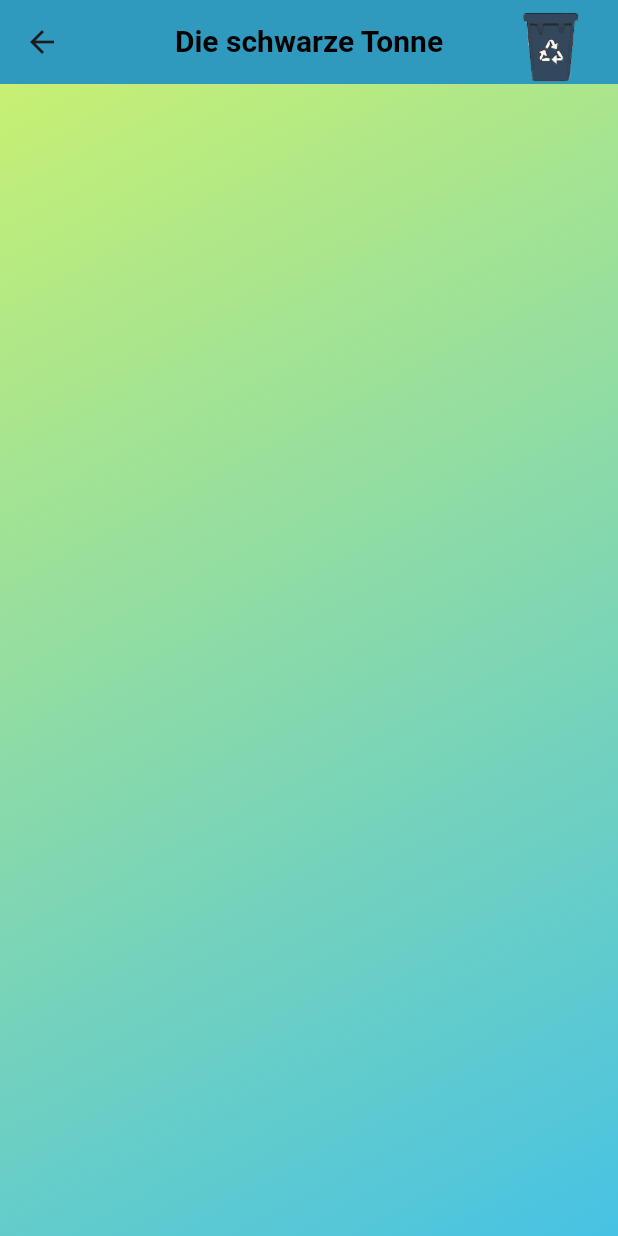
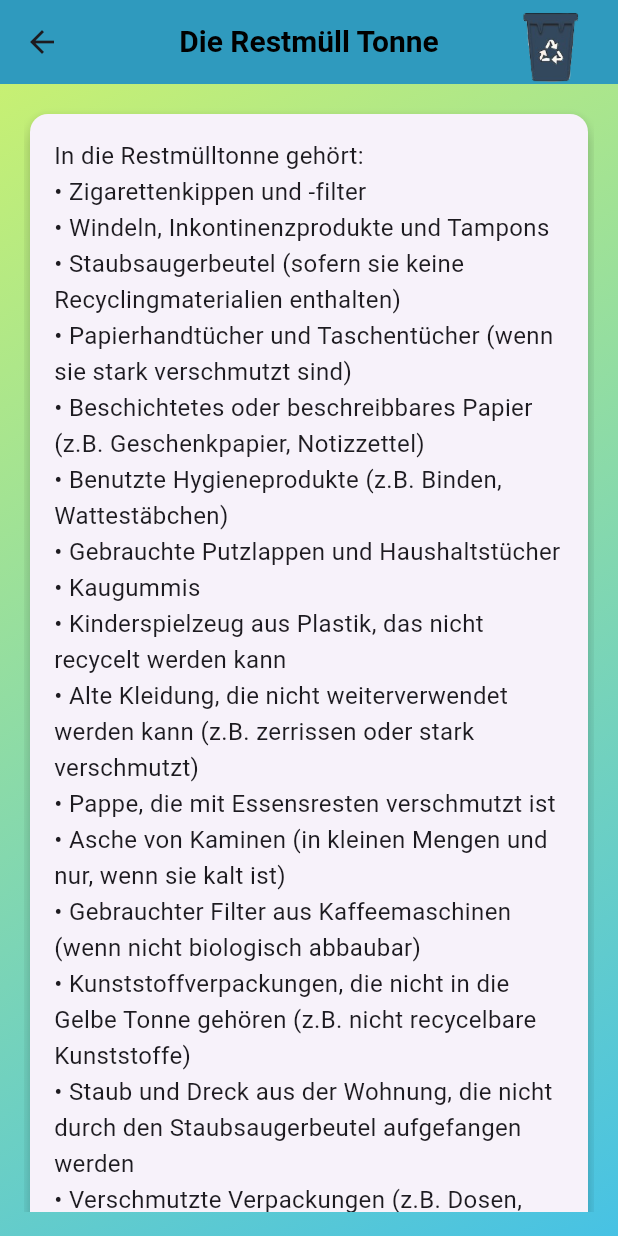
Before and after one commit to AkademieDirk/mamv2, a Flutter app: the BlackCanInformation screen opened directly, on a phone screen of 412 x 824 dp. Run offline on Flutter 3.47's test engine with Material 3 defaults, Android fonts, the phone set to English and light mode, and no system bars; our stand-ins replace animated_text_kit, cached_network_image, csv, firebase_auth, firebase_core, flutter_social_button and 1 more; accounts and stored records are empty; generated files the repository leaves out were written again; Roboto replaces fonts that are missing (Urbanist).

Commit message:
tash Information added to Colors and Provider added

```diff
--- a/lib/features/Muelltrennung/black_can.dart
+++ b/lib/features/Muelltrennung/black_can.dart
@@ -1,25 +1,61 @@
 import 'package:flutter/material.dart';
 import 'package:mamv2/config/themes/themes.dart';
-
+import 'package:mamv2/features/muelltrennung/repositories/recycling_provider.dart';
 import 'package:mamv2/shared/basic_app_bar.dart';
+import 'package:provider/provider.dart';
 
 class BlackCanInformation extends StatelessWidget {
   const BlackCanInformation({super.key});
 
   @override
   Widget build(BuildContext context) {
-    return Scaffold(
-      appBar: const BasicAppBar(
-          title: "Die schwarze Tonne",
+    return ChangeNotifierProvider(
+      create: (_) => RecyclingProvider(),
+      child: Scaffold(
+        appBar: const BasicAppBar(
+          textcolor: Colors.black,
+          title: "Die Restmüll Tonne",
           canColorImagePath:
               "assets/images/TrashCanColor/schwarz_transparent.png",
-          textcolor: Colors.black),
-      body: Container(
+        ),
+        body: Container(
           width: double.infinity,
+          height: double.infinity,
           decoration: background,
-          child: const Column(
-            children: [],
-          )),
+          child: Consumer<RecyclingProvider>(
+            builder: (context, provider, child) {
+              // Hole die Recycling-Texte aus dem Provider
+              List<String> recyclingText = provider.blackRecyclingText;
+
+              // Kombiniere alle Texte der Liste in einem einzigen String
+              String fullText = recyclingText.join("\n");
+
+              return Padding(
+                padding: const EdgeInsets.all(16.0),
+                child: SingleChildScrollView(
+                  child: Card(
+                    elevation: 5,
+                    shape: RoundedRectangleBorder(
+                      borderRadius: BorderRadius.circular(12),
+                    ),
+                    child: Padding(
+                      padding: const EdgeInsets.all(16.0),
+                      child: Text(
+                        fullText, // Der gesamte Text wird in einem einzigen String angezeigt
+                        style: const TextStyle(
+                          fontSize: 16,
+                          fontWeight: FontWeight.normal,
+                          height: 1.5,
+                        ),
+                      ),
+                    ),
+                  ),
+                ),
+              );
+            },
+          ),
+        ),
+      ),
     );
   }
 }
--- /dev/null
+++ b/lib/features/Muelltrennung/repositories/recycling_provider.dart
@@ -0,0 +1,12 @@
+import 'package:flutter/material.dart';
+import 'recycling_repository.dart';
+
+class RecyclingProvider extends ChangeNotifier {
+  final RecyclingRepository _repository = RecyclingRepository();
+
+  // Zugriff auf die Recycling-Texte
+  List<String> get yellowRecyclingText => _repository.getYellowRecyclingText();
+  List<String> get brownRecyclingText => _repository.getBrownRecyclingText();
+  List<String> get blackRecyclingText => _repository.getBlackRecyclingText();
+  List<String> get blueRecyclingText => _repository.getBlueRecyclingText();
+}
--- /dev/null
+++ b/lib/features/Muelltrennung/repositories/recycling_repository.dart
@@ -0,0 +1,93 @@
+class RecyclingRepository {
+  // Diese Methode gibt die Recycling-Texte zurück
+  List<String> getYellowRecyclingText() {
+    return [
+      'In die Gelbe Tonne gehört:',
+      '• Kunststoffverpackungen (z.B. Folien, Becher, Flaschen, Tüten)',
+      '• Kunststoffverpackungen (z.B. Joghurtbecher, Frischhalteboxen, Dosen)',
+      '• Verpackungen aus Metall (z.B. Konservendosen, Getränkedosen, Alufolie)',
+      '• Tetra Paks (Verpackungen für Säfte, Milch)',
+      '• Styropor (z.B. Verpackungschips, Polystyrolplatten)',
+      '• Plastikfolien (z.B. Obst- und Gemüseverpackungen)',
+      '• Plastiktüten und -beutel (z.B. Einkaufstüten, Luftpolsterfolie)',
+      '• Blisterverpackungen (z.B. Medikamentenverpackungen)',
+      'Weitere Hinweise:',
+      '• WICHTIG: Nur leere Verpackungen ohne Rückstände (z.B. Essensreste oder Flüssigkeiten) einwerfen!',
+      '• Nicht in die Gelbe Tonne: Glas, Papier, Bioabfall, Restmüll!',
+    ];
+  }
+
+  // Diese Methode gibt eine Liste der Abfälle zurück, die in die braune Tonne gehören
+  List<String> getBrownRecyclingText() {
+    return [
+      'In die braune Tonne gehört:',
+      '• Obst- und Gemüseabfälle (z.B. Apfelschalen, Bananenschalen, Kartoffelschalen)',
+      '• Küchenabfälle (z.B. Kaffeefilter, Teebeutel, Eierschalen)',
+      '• Gartenabfälle (z.B. Gras, Laub, Strauchschnitt)',
+      '• Verdorbene Lebensmittel (z.B. Brot, verdorbenes Obst und Gemüse)',
+      '• Blumen und Pflanzenreste (z.B. abgestorbene Blumen, Blumensträuße)',
+      '• Tierische Abfälle (z.B. Knochenreste, Fischgräten, Fleischreste)',
+      '• Holzabfälle (z.B. unbehandeltes Holz, Holzspäne)',
+      '• Papiertücher, Servietten (sofern sie keine Chemikalien oder starke Reinigungsmittel enthalten)',
+      '• Reste von Nahrungsmitteln (z.B. Salatreste, Teigreste)',
+      '',
+      'Wichtige Hinweise:',
+      '• Der Biomüll muss in einer durchlässigen Tüte oder Papier verpackt sein, keine Plastiktüten verwenden!',
+      '• Keine Tierkot, Windeln oder Asche in die braune Tonne werfen!',
+      '• Keine Pflanzen mit Erde oder mit Düngemitteln behandelte Pflanzen!',
+    ];
+  }
+
+  List<String> getBlackRecyclingText() {
+    return [
+      'In die Restmülltonne gehört:',
+      '• Zigarettenkippen und -filter',
+      '• Windeln, Inkontinenzprodukte und Tampons',
+      '• Staubsaugerbeutel (sofern sie keine Recyclingmaterialien enthalten)',
+      '• Papierhandtücher und Taschentücher (wenn sie stark verschmutzt sind)',
+      '• Beschichtetes oder beschreibbares Papier (z.B. Geschenkpapier, Notizzettel)',
+      '• Benutzte Hygieneprodukte (z.B. Binden, Wattestäbchen)',
+      '• Gebrauchte Putzlappen und Haushaltstücher',
+      '• Kaugummis',
+      '• Kinderspielzeug aus Plastik, das nicht recycelt werden kann',
+      '• Alte Kleidung, die nicht weiterverwendet werden kann (z.B. zerrissen oder stark verschmutzt)',
+      '• Pappe, die mit Essensresten verschmutzt ist',
+      '• Asche von Kaminen (in kleinen Mengen und nur, wenn sie kalt ist)',
+      '• Gebrauchter Filter aus Kaffeemaschinen (wenn nicht biologisch abbaubar)',
+      '• Kunststoffverpackungen, die nicht in die Gelbe Tonne gehören (z.B. nicht recycelbare Kunststoffe)',
+      '• Staub und Dreck aus der Wohnung, die nicht durch den Staubsaugerbeutel aufgefangen werden',
+      '• Verschmutzte Verpackungen (z.B. Dosen, Tetra Paks mit Resten)',
+      '• Reste von Zement oder Mörtel',
+      '',
+      'Wichtige Hinweise:',
+      '• Achten Sie darauf, dass keine gefährlichen Abfälle wie Batterien, Elektrogeräte oder Medikamente in den Restmüll gelangen!',
+      '• Restmüll sollte immer in einem festen Sack oder in einem stabilen Behälter verpackt sein, um eine sichere Entsorgung zu gewährleisten.',
+      '• Restmüll ist für alles, was nicht anderweitig recycelt werden kann oder keinen Wert für die Wiederverwertung hat.',
+    ];
+  }
+
+  List<String> getBlueRecyclingText() {
+    return [
+      'In die blaue Papiertonne gehört:',
+      '• Zeitungen und Zeitschriften',
+      '• Kartonverpackungen (z.B. Versandkartons, Verpackungen von Elektronik)',
+      '• Pappe (z.B. Pizzakartons, Zigarettenverpackungen)',
+      '• Schreibpapier, Kopierpapier, Druckerpapier',
+      '• Kataloge, Prospekte und Flyer',
+      '• Bücher und Heftmappen (wenn sie keine Plastikbestandteile enthalten)',
+      '• Briefumschläge ohne Fenster',
+      '• Notizblöcke, Notizzettel, Post-Its (sofern keine Folien oder Klebestreifen enthalten sind)',
+      '• Papierhüllen von Milch- oder Saftverpackungen (Tetra Paks)',
+      '• Altpapier (z.B. alte Rechnungen, Briefe, Postkarten)',
+      '• Packpapier, Geschenkpapier (sofern es nicht mit Folie oder Glitzer versehen ist)',
+      '• Papiertragetaschen',
+      '• Papiertüten und -säcke (z.B. für Brot, Kekse)',
+      '• Telefonbücher',
+      '',
+      'Wichtige Hinweise:',
+      '• Verpackungen, die mit Folien oder Plastik beschichtet sind, gehören nicht in die Papiertonne!',
+      '• Verschmutzte Papierabfälle (z.B. mit Essensresten) gehören in den Restmüll!',
+      '• Papierverpackungen mit schädlichen Chemikalien (z.B. ölgetränkte Kartons) sollten ebenfalls vermieden werden.',
+    ];
+  }
+}
```
Also changed, not shown: lib/features/Muelltrennung/blue_can.dart (+45 -8 lines), lib/features/Muelltrennung/brown_can.dart (+45 -9 lines), lib/features/Muelltrennung/yellow_can.dart (+38 -4 lines).
